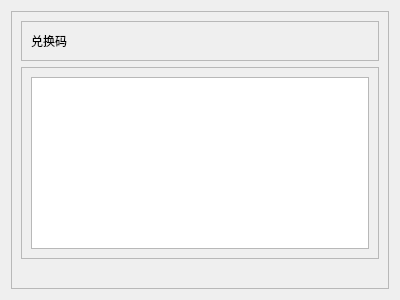
Qt form res/ui/set_03.ui (Shasnow/StarRailAssistant) before a commit.
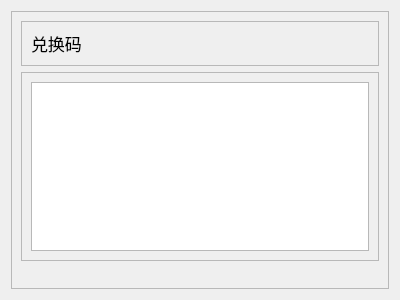
The same form after that commit.

Commit message: change font size

```diff
--- a/res/ui/set_03.ui
+++ b/res/ui/set_03.ui
@@ -10,6 +10,11 @@
     <height>300</height>
    </rect>
   </property>
+  <property name="font">
+   <font>
+    <pointsize>13</pointsize>
+   </font>
+  </property>
   <property name="windowTitle">
    <string>Form</string>
   </property>
```
The commit also changes 10 other files.
